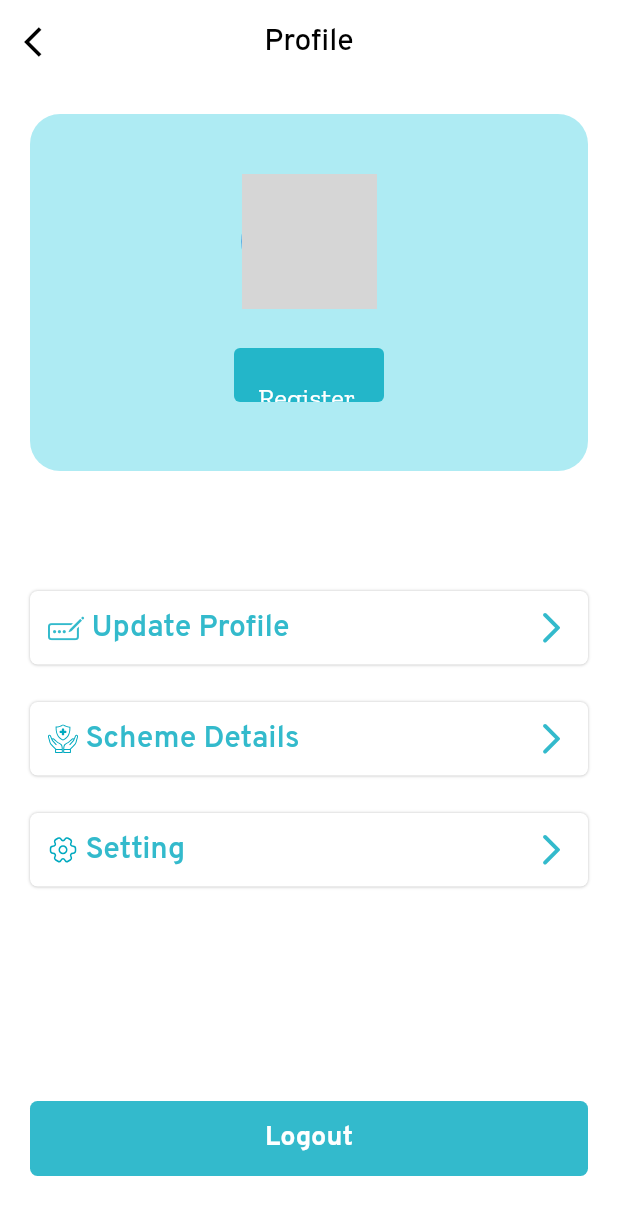
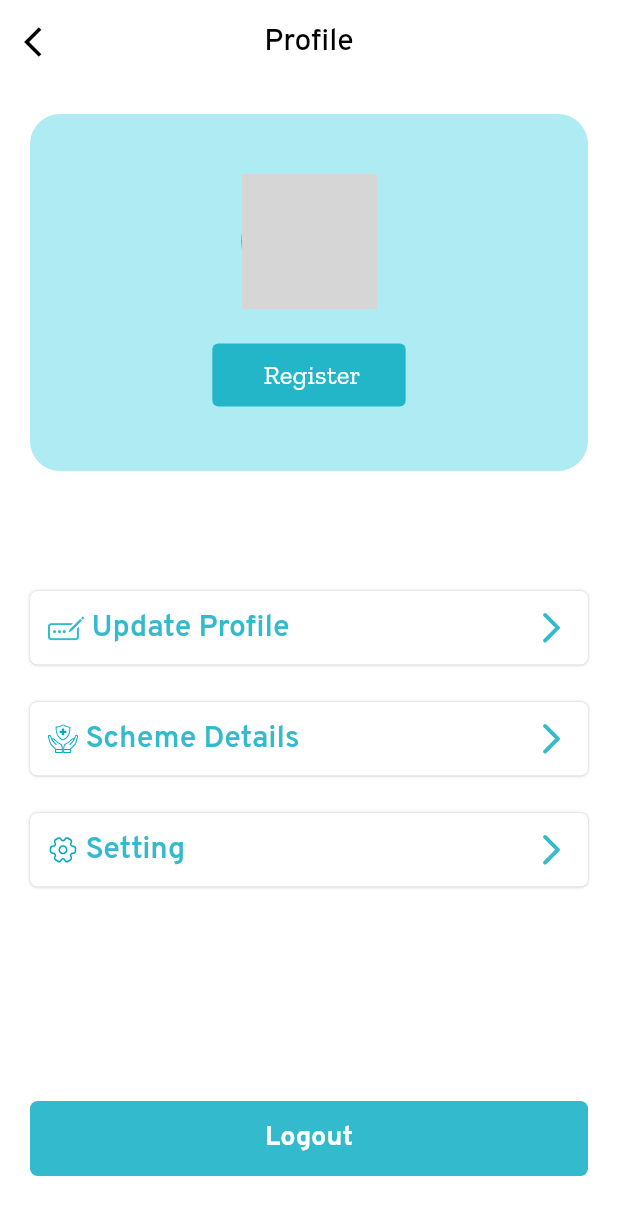
Before and after one commit to SHEKHAR02002/Scheme_Suvidha, a Flutter app: the Profile screen opened directly, on a phone screen of 412 x 824 dp. Shown: the top 1215 px of the screen. Run offline on Flutter 3.47's test engine with Material 2 defaults, Android fonts, the phone set to English and light mode, and no system bars; our stand-ins replace cached_network_image, carousel_slider, cloud_firestore, dropdown_button2, extended_image, file_picker and 17 more; missing offline and left inert: alan_voice, firebase_app_check, syncfusion_flutter_pdfviewer, tbib_splash_screen; accounts and stored records are empty; generated files the repository leaves out were written again; network calls fail; project files that could hold a hidden picture were left out; grey boxes are pictures that could not be loaded.

```diff
--- a/lib/Screen/profile.dart
+++ b/lib/Screen/profile.dart
@@ -122,7 +122,9 @@ class _ProfileState extends State<Profile> {
                                 ),
                                 ElevatedButton(
                                     style: ElevatedButton.styleFrom(
-                                        fixedSize: const Size(100, 20),
+                                        padding: const EdgeInsets.symmetric(
+                                            horizontal: 30, vertical: 10),
+                                        // fixedSize: const Size(100, 20),
                                         backgroundColor: primary,
                                         elevation: 0),
                                     onPressed: () => Navigator.push(
--- a/lib/model/campmodel.dart
+++ b/lib/model/campmodel.dart
@@ -54,7 +54,7 @@ class CampsModel {
     campbenefit = map['campbenefit'];
     campcategory = map['Category'];
     campdescription = map['discription'];
-    campid = map['campid'];
+    campid = map['campId'];
     camporganization = map['Organization'];
     campplace = map['place'];
     camptime = map['time'];
--- a/lib/widget/campcardgrid.dart
+++ b/lib/widget/campcardgrid.dart
@@ -15,7 +15,7 @@ class CampView extends StatelessWidget {
         gridDelegate: const SliverGridDelegateWithFixedCrossAxisCount(
             crossAxisCount: 2, childAspectRatio: (1 / 1.7)),
         itemBuilder: (context, index) => CampCard(
-            id: ngoDataList[index]['campid'],
+            id: ngoDataList[index]['campId'],
             address: ngoDataList[index]['place'],
             phoneno: ngoDataList[index]['date'],
             name: ngoDataList[index]['campname']));
--- a/lib/widget/campcards.dart
+++ b/lib/widget/campcards.dart
@@ -21,6 +21,7 @@ class CampCard extends StatelessWidget {
 
   @override
   Widget build(BuildContext context) {
+    double width = MediaQuery.of(context).size.width;
     return SizedBox(
       height: 200,
       child: InkWell(
@@ -54,6 +55,7 @@ class CampCard extends StatelessWidget {
                 ),
                 Text(
                   name,
+                  overflow: TextOverflow.fade,
                   style: TextStyle(
                       fontSize: 20,
                       fontWeight: FontWeight.w600,
```
